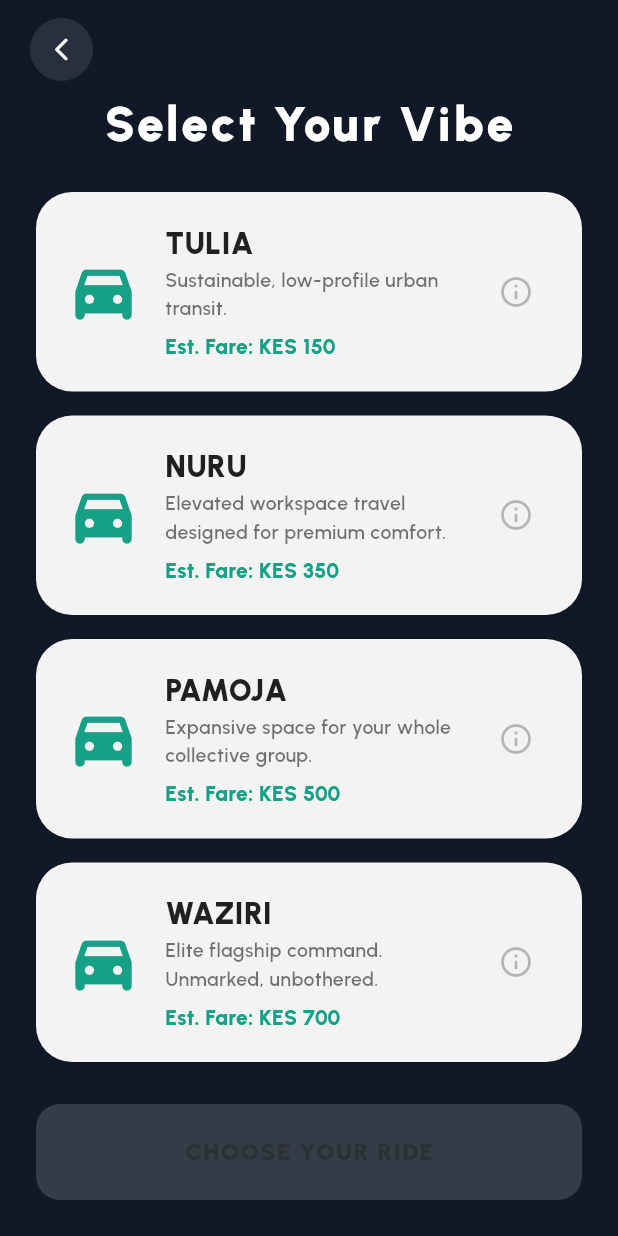
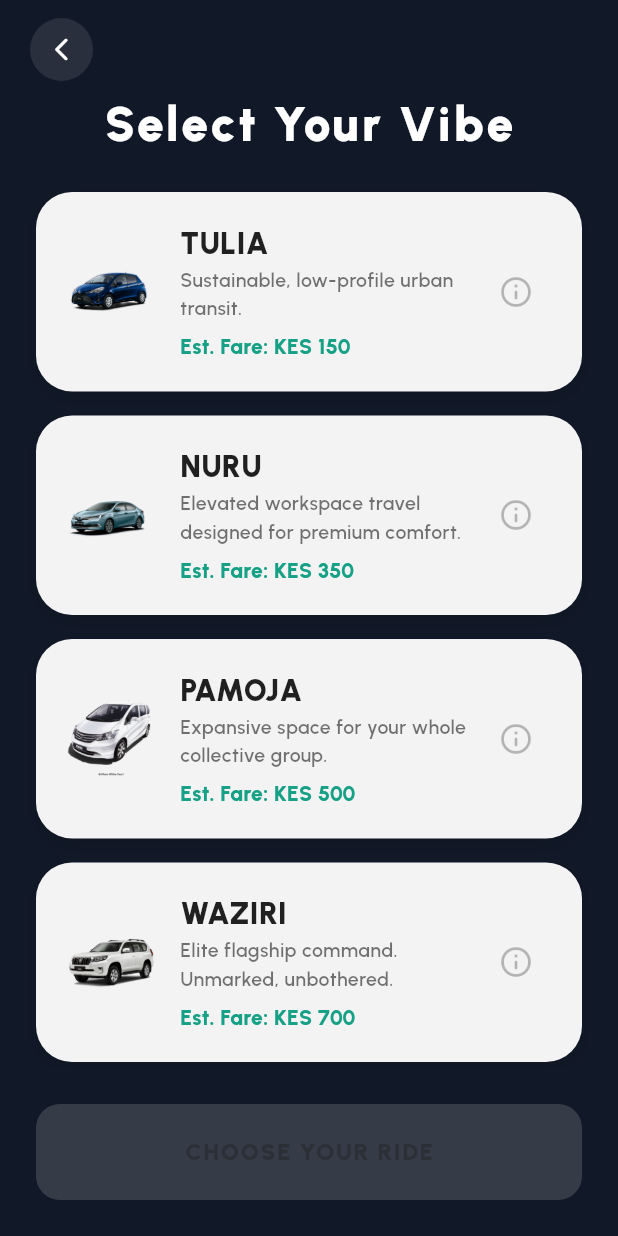
Before and after one commit to KimaniImmaculate/AeroRide, a Flutter app: the VehicleSelectionScreen screen opened directly with empty values, on a phone screen of 412 x 824 dp. Run offline on Flutter 3.47's test engine with Material 3 defaults, Android fonts, the phone set to English and light mode, and no system bars; our stand-ins replace cloud_firestore, cloud_functions, firebase_auth, firebase_core, firebase_messaging, firebase_storage and 5 more; missing offline and left inert: dart:js_interop, flutter_polyline_points; accounts and stored records are empty.

Commit message:
feat: implement rider home screen with real-time driver tracking and vehicle selection integration

```diff
--- a/lib/vehicle_selection_screen.dart
+++ b/lib/vehicle_selection_screen.dart
@@ -353,9 +353,11 @@ class _AeroVibeCardState extends State<_AeroVibeCard> {
       ),
       child: Row(
         children: [
-          Icon(Icons.directions_car_filled_rounded,
-              size: 50,
-              color: widget.isSelected ? Colors.white : primaryTurquoise),
+          Image.asset(
+            widget.tier.iconPath,
+            width: 60,
+            fit: BoxFit.contain,
+          ),
           const SizedBox(width: 16),
           Expanded(
             child: Column(
```
Also changed, not shown: lib/screens/rider/rider_home_screen.dart (+41 -2 lines), assets/car_marker.png (added).
